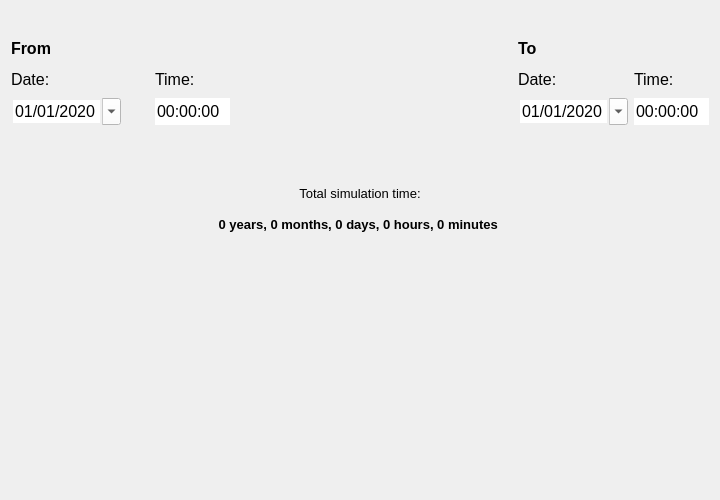
Old version of the form threedi_models_and_simulations/ui/simulation_wizard/page_duration.ui in the repository nens/threedi-api-qgis-client.
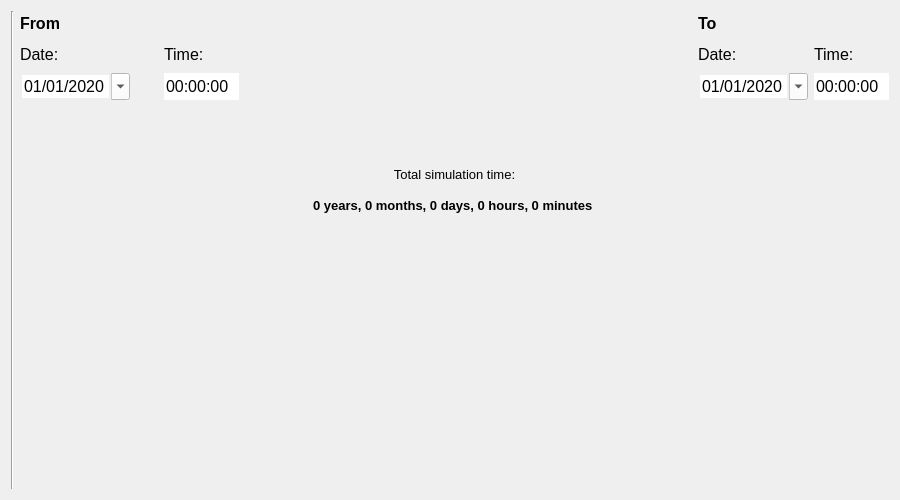
New version of the form.

Commit message: Changed the way of showing progress of the simulation wizard.

```diff
--- a/threedi_models_and_simulations/ui/simulation_wizard/page_duration.ui
+++ b/threedi_models_and_simulations/ui/simulation_wizard/page_duration.ui
@@ -9,7 +9,7 @@
    <rect>
     <x>0</x>
     <y>0</y>
-    <width>720</width>
+    <width>900</width>
     <height>500</height>
    </rect>
   </property>
@@ -35,7 +35,39 @@
    <string notr="true">QComboBox {background-color: rgba(255, 255, 255);}</string>
   </property>
   <layout class="QGridLayout" name="gridLayout">
-   <item row="3" column="0">
+   <item row="7" column="2" colspan="7">
+    <spacer name="horizontalSpacer">
+     <property name="orientation">
+      <enum>Qt::Horizontal</enum>
+     </property>
+     <property name="sizeHint" stdset="0">
+      <size>
+       <width>40</width>
+       <height>20</height>
+      </size>
+     </property>
+    </spacer>
+   </item>
+   <item row="1" column="3">
+    <widget class="QLabel" name="label_5">
+     <property name="sizePolicy">
+      <sizepolicy hsizetype="Minimum" vsizetype="Preferred">
+       <horstretch>0</horstretch>
+       <verstretch>0</verstretch>
+      </sizepolicy>
+     </property>
+     <property name="font">
+      <font>
+       <family>Segoe UI</family>
+       <pointsize>10</pointsize>
+      </font>
+     </property>
+     <property name="text">
+      <string/>
+     </property>
+    </widget>
+   </item>
+   <item row="1" column="2">
     <widget class="QLabel" name="label_4">
      <property name="sizePolicy">
       <sizepolicy hsizetype="Minimum" vsizetype="Preferred">
@@ -66,7 +98,203 @@
      </property>
     </widget>
    </item>
+   <item row="2" column="8">
+    <widget class="QTimeEdit" name="time_to">
+     <property name="sizePolicy">
+      <sizepolicy hsizetype="Minimum" vsizetype="Preferred">
+       <horstretch>0</horstretch>
+       <verstretch>0</verstretch>
+      </sizepolicy>
+     </property>
+     <property name="minimumSize">
+      <size>
+       <width>75</width>
+       <height>25</height>
+      </size>
+     </property>
+     <property name="maximumSize">
+      <size>
+       <width>16777215</width>
+       <height>16777215</height>
+      </size>
+     </property>
+     <property name="font">
+      <font>
+       <family>Segoe UI</family>
+       <pointsize>12</pointsize>
+      </font>
+     </property>
+     <property name="autoFillBackground">
+      <bool>true</bool>
+     </property>
+     <property name="styleSheet">
+      <string notr="true">QTimeEdit {background-color: white;}</string>
+     </property>
+     <property name="locale">
+      <locale language="English" country="Netherlands"/>
+     </property>
+     <property name="frame">
+      <bool>false</bool>
+     </property>
+     <property name="buttonSymbols">
+      <enum>QAbstractSpinBox::NoButtons</enum>
+     </property>
+    </widget>
+   </item>
+   <item row="6" column="6">
+    <spacer name="verticalSpacer">
+     <property name="orientation">
+      <enum>Qt::Vertical</enum>
+     </property>
+     <property name="sizeHint" stdset="0">
+      <size>
+       <width>20</width>
+       <height>40</height>
+      </size>
+     </property>
+    </spacer>
+   </item>
    <item row="2" column="5">
+    <widget class="QTimeEdit" name="time_from">
+     <property name="sizePolicy">
+      <sizepolicy hsizetype="Minimum" vsizetype="Preferred">
+       <horstretch>0</horstretch>
+       <verstretch>0</verstretch>
+      </sizepolicy>
+     </property>
+     <property name="minimumSize">
+      <size>
+       <width>75</width>
+       <height>25</height>
+      </size>
+     </property>
+     <property name="maximumSize">
+      <size>
+       <width>16777215</width>
+       <height>16777215</height>
+      </size>
+     </property>
+     <property name="font">
+      <font>
+       <family>Segoe UI</family>
+       <pointsize>12</pointsize>
+      </font>
+     </property>
+     <property name="autoFillBackground">
+      <bool>true</bool>
+     </property>
+     <property name="styleSheet">
+      <string notr="true">QTimeEdit {background-color: white;}</string>
+     </property>
+     <property name="locale">
+      <locale language="English" country="Netherlands"/>
+     </property>
+     <property name="frame">
+      <bool>false</bool>
+     </property>
+     <property name="buttonSymbols">
+      <enum>QAbstractSpinBox::NoButtons</enum>
+     </property>
+    </widget>
+   </item>
+   <item row="0" column="1" rowspan="8">
+    <widget class="Line" name="line_2">
+     <property name="sizePolicy">
+      <sizepolicy hsizetype="Fixed" vsizetype="Expanding">
+       <horstretch>0</horstretch>
+       <verstretch>0</verstretch>
+      </sizepolicy>
+     </property>
+     <property name="orientation">
+      <enum>Qt::Vertical</enum>
+     </property>
+    </widget>
+   </item>
+   <item row="4" column="2" colspan="7">
+    <widget class="QLabel" name="label_13">
+     <property name="sizePolicy">
+      <sizepolicy hsizetype="Expanding" vsizetype="Preferred">
+       <horstretch>0</horstretch>
+       <verstretch>0</verstretch>
+      </sizepolicy>
+     </property>
+     <property name="minimumSize">
+      <size>
+       <width>0</width>
+       <height>25</height>
+      </size>
+     </property>
+     <property name="maximumSize">
+      <size>
+       <width>16777215</width>
+       <height>16777215</height>
+      </size>
+     </property>
+     <property name="font">
+      <font>
+       <family>Segoe UI</family>
+       <pointsize>10</pointsize>
+      </font>
+     </property>
+     <property name="text">
+      <string>Total simulation time:</string>
+     </property>
+     <property name="alignment">
+      <set>Qt::AlignCenter</set>
+     </property>
+    </widget>
+   </item>
+   <item row="2" column="7">
+    <widget class="QDateEdit" name="date_to">
+     <property name="sizePolicy">
+      <sizepolicy hsizetype="Minimum" vsizetype="Preferred">
+       <horstretch>0</horstretch>
+       <verstretch>0</verstretch>
+      </sizepolicy>
+     </property>
+     <property name="minimumSize">
+      <size>
+       <width>110</width>
+       <height>25</height>
+      </size>
+     </property>
+     <property name="maximumSize">
+      <size>
+       <width>16777215</width>
+       <height>16777215</height>
+      </size>
+     </property>
+     <property name="font">
+      <font>
+       <family>Segoe UI</family>
+       <pointsize>12</pointsize>
+      </font>
+     </property>
+     <property name="styleSheet">
+      <string notr="true">QDateEdit {background-color: white;}</string>
+     </property>
+     <property name="frame">
+      <bool>false</bool>
+     </property>
+     <property name="buttonSymbols">
+      <enum>QAbstractSpinBox::NoButtons</enum>
+     </property>
+     <property name="displayFormat">
+      <string>dd/MM/yyyy</string>
+     </property>
+     <property name="calendarPopup">
+      <bool>true</bool>
+     </property>
+     <property name="date">
+      <date>
+       <year>2020</year>
+       <month>1</month>
+       <day>1</day>
+      </date>
+     </property>
+    </widget>
+   </item>
+   <item row="0" column="7">
     <widget class="QLabel" name="label_10">
      <property name="minimumSize">
       <size>
@@ -93,139 +321,7 @@
      </property>
     </widget>
    </item>
-   <item row="5" column="4">
-    <spacer name="verticalSpacer_2">
-     <property name="orientation">
-      <enum>Qt::Vertical</enum>
-     </property>
-     <property name="sizeType">
-      <enum>QSizePolicy::Fixed</enum>
-     </property>
-     <property name="sizeHint" stdset="0">
-      <size>
-       <width>20</width>
-       <height>50</height>
-      </size>
-     </property>
-    </spacer>
-   </item>
-   <item row="4" column="4">
-    <spacer name="horizontalSpacer_2">
-     <property name="orientation">
-      <enum>Qt::Horizontal</enum>
-     </property>
-     <property name="sizeType">
-      <enum>QSizePolicy::Expanding</enum>
-     </property>
-     <property name="sizeHint" stdset="0">
-      <size>
-       <width>125</width>
-       <height>20</height>
-      </size>
-     </property>
-    </spacer>
-   </item>
-   <item row="4" column="0">
-    <widget class="QDateEdit" name="date_from">
-     <property name="sizePolicy">
-      <sizepolicy hsizetype="Minimum" vsizetype="Preferred">
-       <horstretch>0</horstretch>
-       <verstretch>0</verstretch>
-      </sizepolicy>
-     </property>
-     <property name="minimumSize">
-      <size>
-       <width>110</width>
-       <height>25</height>
-      </size>
-     </property>
-     <property name="maximumSize">
-      <size>
-       <width>16777215</width>
-       <height>16777215</height>
-      </size>
-     </property>
-     <property name="font">
-      <font>
-       <family>Segoe UI</family>
-       <pointsize>12</pointsize>
-      </font>
-     </property>
-     <property name="styleSheet">
-      <string notr="true">QDateEdit {background-color: white;}</string>
-     </property>
-     <property name="frame">
-      <bool>false</bool>
-     </property>
-     <property name="buttonSymbols">
-      <enum>QAbstractSpinBox::NoButtons</enum>
-     </property>
-     <property name="displayFormat">
-      <string>dd/MM/yyyy</string>
-     </property>
-     <property name="calendarPopup">
-      <bool>true</bool>
-     </property>
-     <property name="date">
-      <date>
-       <year>2020</year>
-       <month>1</month>
-       <day>1</day>
-      </date>
-     </property>
-    </widget>
-   </item>
-   <item row="4" column="5">
-    <widget class="QDateEdit" name="date_to">
-     <property name="sizePolicy">
-      <sizepolicy hsizetype="Minimum" vsizetype="Preferred">
-       <horstretch>0</horstretch>
-       <verstretch>0</verstretch>
-      </sizepolicy>
-     </property>
-     <property name="minimumSize">
-      <size>
-       <width>110</width>
-       <height>25</height>
-      </size>
-     </property>
-     <property name="maximumSize">
-      <size>
-       <width>16777215</width>
-       <height>16777215</height>
-      </size>
-     </property>
-     <property name="font">
-      <font>
-       <family>Segoe UI</family>
-       <pointsize>12</pointsize>
-      </font>
-     </property>
-     <property name="styleSheet">
-      <string notr="true">QDateEdit {background-color: white;}</string>
-     </property>
-     <property name="frame">
-      <bool>false</bool>
-     </property>
-     <property name="buttonSymbols">
-      <enum>QAbstractSpinBox::NoButtons</enum>
-     </property>
-     <property name="displayFormat">
-      <string>dd/MM/yyyy</string>
-     </property>
-     <property name="calendarPopup">
-      <bool>true</bool>
-     </property>
-     <property name="date">
-      <date>
-       <year>2020</year>
-       <month>1</month>
-       <day>1</day>
-      </date>
-     </property>
-    </widget>
-   </item>
-   <item row="7" column="0" colspan="7">
+   <item row="5" column="2" colspan="7">
     <widget class="QLabel" name="label_total_time">
      <property name="sizePolicy">
       <sizepolicy hsizetype="Expanding" vsizetype="Preferred">
@@ -261,135 +357,7 @@
      </property>
     </widget>
    </item>
-   <item row="4" column="3">
-    <widget class="QTimeEdit" name="time_from">
-     <property name="sizePolicy">
-      <sizepolicy hsizetype="Minimum" vsizetype="Preferred">
-       <horstretch>0</horstretch>
-       <verstretch>0</verstretch>
-      </sizepolicy>
-     </property>
-     <property name="minimumSize">
-      <size>
-       <width>75</width>
-       <height>25</height>
-      </size>
-     </property>
-     <property name="maximumSize">
-      <size>
-       <width>16777215</width>
-       <height>16777215</height>
-      </size>
-     </property>
-     <property name="font">
-      <font>
-       <family>Segoe UI</family>
-       <pointsize>12</pointsize>
-      </font>
-     </property>
-     <property name="autoFillBackground">
-      <bool>true</bool>
-     </property>
-     <property name="styleSheet">
-      <string notr="true">QTimeEdit {background-color: white;}</string>
-     </property>
-     <property name="locale">
-      <locale language="English" country="Netherlands"/>
-     </property>
-     <property name="frame">
-      <bool>false</bool>
-     </property>
-     <property name="buttonSymbols">
-      <enum>QAbstractSpinBox::NoButtons</enum>
-     </property>
-    </widget>
-   </item>
-   <item row="6" column="0" colspan="7">
-    <widget class="QLabel" name="label_13">
-     <property name="sizePolicy">
-      <sizepolicy hsizetype="Expanding" vsizetype="Preferred">
-       <horstretch>0</horstretch>
-       <verstretch>0</verstretch>
-      </sizepolicy>
-     </property>
-     <property name="minimumSize">
-      <size>
-       <width>0</width>
-       <height>25</height>
-      </size>
-     </property>
-     <property name="maximumSize">
-      <size>
-       <width>16777215</width>
-       <height>16777215</height>
-      </size>
-     </property>
-     <property name="font">
-      <font>
-       <family>Segoe UI</family>
-       <pointsize>10</pointsize>
-      </font>
-     </property>
-     <property name="text">
-      <string>Total simulation time:</string>
-     </property>
-     <property name="alignment">
-      <set>Qt::AlignCenter</set>
-     </property>
-    </widget>
-   </item>
-   <item row="3" column="1">
-    <widget class="QLabel" name="label_5">
-     <property name="sizePolicy">
-      <sizepolicy hsizetype="Minimum" vsizetype="Preferred">
-       <horstretch>0</horstretch>
-       <verstretch>0</verstretch>
-      </sizepolicy>
-     </property>
-     <property name="font">
-      <font>
-       <family>Segoe UI</family>
-       <pointsize>10</pointsize>
-      </font>
-     </property>
-     <property name="text">
-      <string/>
-     </property>
-    </widget>
-   </item>
-   <item row="8" column="4">
-    <spacer name="verticalSpacer">
-     <property name="orientation">
-      <enum>Qt::Vertical</enum>
-     </property>
-     <property name="sizeHint" stdset="0">
-      <size>
-       <width>20</width>
-       <height>40</height>
-      </size>
-     </property>
-    </spacer>
-   </item>
-   <item row="3" column="2">
-    <widget class="QLabel" name="label_6">
-     <property name="sizePolicy">
-      <sizepolicy hsizetype="Minimum" vsizetype="Preferred">
-       <horstretch>0</horstretch>
-       <verstretch>0</verstretch>
-      </sizepolicy>
-     </property>
-     <property name="font">
-      <font>
-       <family>Segoe UI</family>
-       <pointsize>10</pointsize>
-      </font>
-     </property>
-     <property name="text">
-      <string/>
-     </property>
-    </widget>
-   </item>
-   <item row="2" column="0">
+   <item row="0" column="2">
     <widget class="QLabel" name="label_3">
      <property name="minimumSize">
       <size>
@@ -416,45 +384,70 @@
      </property>
     </widget>
    </item>
-   <item row="3" column="6">
-    <widget class="QLabel" name="label_9">
-     <property name="sizePolicy">
-      <sizepolicy hsizetype="Minimum" vsizetype="Preferred">
-       <horstretch>0</horstretch>
-       <verstretch>0</verstretch>
-      </sizepolicy>
+   <item row="0" column="0" rowspan="8">
+    <layout class="QVBoxLayout" name="wizard_steps_layout">
+     <property name="leftMargin">
+      <number>0</number>
      </property>
-     <property name="minimumSize">
-      <size>
-       <width>75</width>
-       <height>25</height>
-      </size>
+     <property name="rightMargin">
+      <number>0</number>
      </property>
-     <property name="maximumSize">
-      <size>
-       <width>16777215</width>
-       <height>16777215</height>
-      </size>
-     </property>
-     <property name="font">
-      <font>
-       <family>Segoe UI</family>
-       <pointsize>12</pointsize>
-      </font>
-     </property>
-     <property name="text">
-      <string>Time:</string>
-     </property>
-    </widget>
-   </item>
-   <item row="0" column="0" colspan="7">
-    <layout class="QVBoxLayout" name="svg_lout">
      <property name="bottomMargin">
       <number>0</number>
      </property>
     </layout>
    </item>
-   <item row="3" column="3">
+   <item row="2" column="2">
+    <widget class="QDateEdit" name="date_from">
+     <property name="sizePolicy">
+      <sizepolicy hsizetype="Minimum" vsizetype="Preferred">
+       <horstretch>0</horstretch>
+       <verstretch>0</verstretch>
+      </sizepolicy>
+     </property>
+     <property name="minimumSize">
+      <size>
+       <width>110</width>
+       <height>25</height>
+      </size>
+     </property>
+     <property name="maximumSize">
+      <size>
+       <width>16777215</width>
+       <height>16777215</height>
+      </size>
+     </property>
+     <property name="font">
+      <font>
+       <family>Segoe UI</family>
+       <pointsize>12</pointsize>
+      </font>
+     </property>
+     <property name="styleSheet">
+      <string notr="true">QDateEdit {background-color: white;}</string>
+     </property>
+     <property name="frame">
+      <bool>false</bool>
+     </property>
+     <property name="buttonSymbols">
+      <enum>QAbstractSpinBox::NoButtons</enum>
+     </property>
+     <property name="displayFormat">
+      <string>dd/MM/yyyy</string>
+     </property>
+     <property name="calendarPopup">
+      <bool>true</bool>
+     </property>
+     <property name="date">
+      <date>
+       <year>2020</year>
+       <month>1</month>
+       <day>1</day>
+      </date>
+     </property>
+    </widget>
+   </item>
+   <item row="1" column="5">
     <widget class="QLabel" name="label_7">
      <property name="sizePolicy">
       <sizepolicy hsizetype="Minimum" vsizetype="Preferred">
@@ -485,50 +478,7 @@
      </property>
     </widget>
    </item>
-   <item row="4" column="6">
-    <widget class="QTimeEdit" name="time_to">
-     <property name="sizePolicy">
-      <sizepolicy hsizetype="Minimum" vsizetype="Preferred">
-       <horstretch>0</horstretch>
-       <verstretch>0</verstretch>
-      </sizepolicy>
-     </property>
-     <property name="minimumSize">
-      <size>
-       <width>75</width>
-       <height>25</height>
-      </size>
-     </property>
-     <property name="maximumSize">
-      <size>
-       <width>16777215</width>
-       <height>16777215</height>
-      </size>
-     </property>
-     <property name="font">
-      <font>
-       <family>Segoe UI</family>
-       <pointsize>12</pointsize>
-      </font>
-     </property>
-     <property name="autoFillBackground">
-      <bool>true</bool>
-     </property>
-     <property name="styleSheet">
-      <string notr="true">QTimeEdit {background-color: white;}</string>
-     </property>
-     <property name="locale">
-      <locale language="English" country="Netherlands"/>
-     </property>
-     <property name="frame">
-      <bool>false</bool>
-     </property>
-     <property name="buttonSymbols">
-      <enum>QAbstractSpinBox::NoButtons</enum>
-     </property>
-    </widget>
-   </item>
-   <item row="3" column="5">
+   <item row="1" column="7">
     <widget class="QLabel" name="label">
      <property name="sizePolicy">
       <sizepolicy hsizetype="Minimum" vsizetype="Preferred">
@@ -559,8 +509,39 @@
      </property>
     </widget>
    </item>
-   <item row="1" column="0">
-    <spacer name="verticalSpacer_3">
+   <item row="1" column="8">
+    <widget class="QLabel" name="label_9">
+     <property name="sizePolicy">
+      <sizepolicy hsizetype="Minimum" vsizetype="Preferred">
+       <horstretch>0</horstretch>
+       <verstretch>0</verstretch>
+      </sizepolicy>
+     </property>
+     <property name="minimumSize">
+      <size>
+       <width>75</width>
+       <height>25</height>
+      </size>
+     </property>
+     <property name="maximumSize">
+      <size>
+       <width>16777215</width>
+       <height>16777215</height>
+      </size>
+     </property>
+     <property name="font">
+      <font>
+       <family>Segoe UI</family>
+       <pointsize>12</pointsize>
+      </font>
+     </property>
+     <property name="text">
+      <string>Time:</string>
+     </property>
+    </widget>
+   </item>
+   <item row="3" column="6">
+    <spacer name="verticalSpacer_2">
      <property name="orientation">
       <enum>Qt::Vertical</enum>
      </property>
@@ -570,7 +551,42 @@
      <property name="sizeHint" stdset="0">
       <size>
        <width>20</width>
-       <height>25</height>
+       <height>50</height>
+      </size>
+     </property>
+    </spacer>
+   </item>
+   <item row="1" column="4">
+    <widget class="QLabel" name="label_6">
+     <property name="sizePolicy">
+      <sizepolicy hsizetype="Minimum" vsizetype="Preferred">
+       <horstretch>0</horstretch>
+       <verstretch>0</verstretch>
+      </sizepolicy>
+     </property>
+     <property name="font">
+      <font>
+       <family>Segoe UI</family>
+       <pointsize>10</pointsize>
+      </font>
+     </property>
+     <property name="text">
+      <string/>
+     </property>
+    </widget>
+   </item>
+   <item row="2" column="6">
+    <spacer name="horizontalSpacer_2">
+     <property name="orientation">
+      <enum>Qt::Horizontal</enum>
+     </property>
+     <property name="sizeType">
+      <enum>QSizePolicy::Expanding</enum>
+     </property>
+     <property name="sizeHint" stdset="0">
+      <size>
+       <width>125</width>
+       <height>20</height>
       </size>
      </property>
     </spacer>
```
The commit also changes 20 other files.
